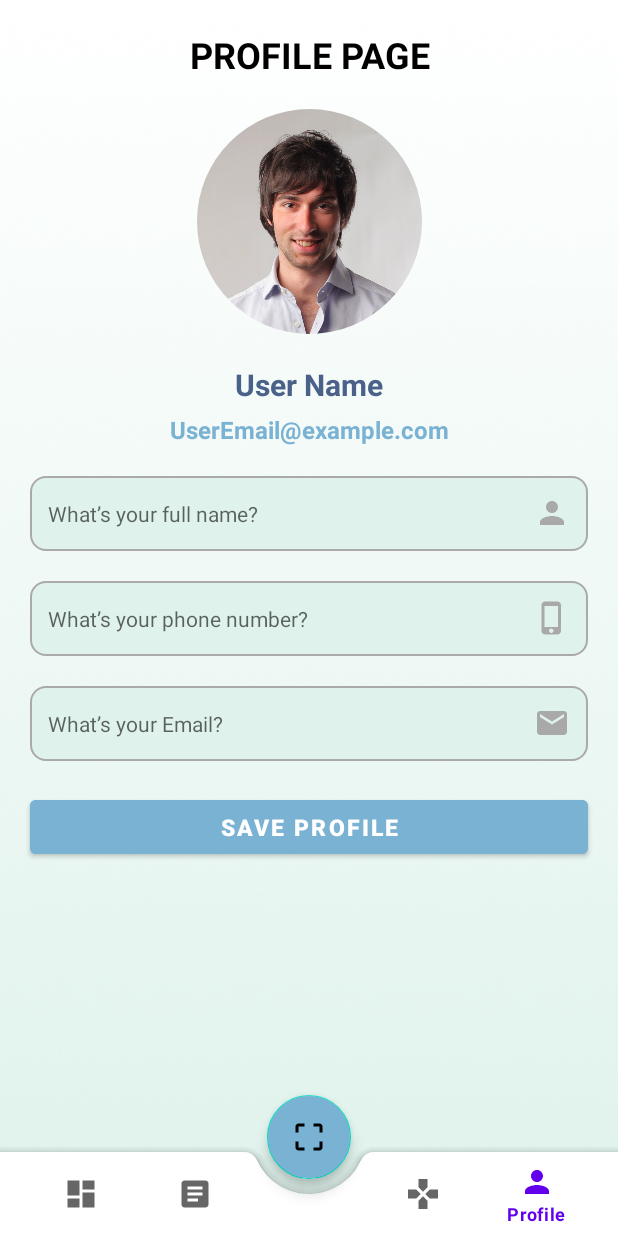
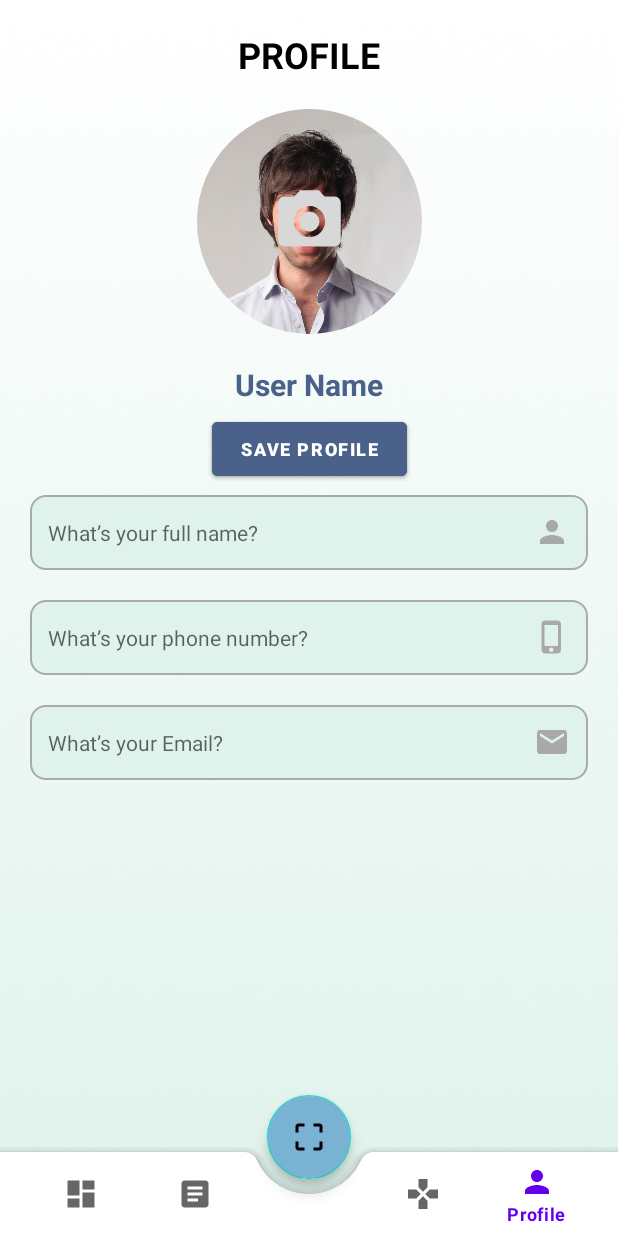
Before and after one commit to ignatio001/capstone-project-catloris, an Android app: the ProfileFragment screen opened through its navigation route, on a phone screen of 412 x 824 dp. Run offline under Robolectric (Android 15) with nearby library versions, the light colour scheme and no system bars; our stand-ins replace CircleImageView, navigation-ui; libraries missing offline, so code that uses them is left out: de.hdodenhof.circleimageview.

Commit message:
Update Edit Profile
Update Edit profile membuat edit profile tools

```diff
--- /dev/null
+++ b/app/src/main/res/drawable/ic_picture_edit_24.xml
@@ -0,0 +1,7 @@
+<vector xmlns:android="http://schemas.android.com/apk/res/android" android:height="50dp" android:tint="#D8D8D8" android:viewportHeight="24" android:viewportWidth="24" android:width="50dp">
+
+    <path android:fillColor="@android:color/white" android:pathData="M12,12m-3.2,0a3.2,3.2 0,1 1,6.4 0a3.2,3.2 0,1 1,-6.4 0"/>
+
+    <path android:fillColor="@android:color/white" android:pathData="M9,2L7.17,4L4,4c-1.1,0 -2,0.9 -2,2v12c0,1.1 0.9,2 2,2h16c1.1,0 2,-0.9 2,-2L22,6c0,-1.1 -0.9,-2 -2,-2h-3.17L15,2L9,2zM12,17c-2.76,0 -5,-2.24 -5,-5s2.24,-5 5,-5 5,2.24 5,5 -2.24,5 -5,5z"/>
+
+</vector>
--- a/app/src/main/res/layout/fragment_profile.xml
+++ b/app/src/main/res/layout/fragment_profile.xml
@@ -48,27 +48,57 @@
         app:layout_constraintStart_toStartOf="parent"
         app:layout_constraintTop_toBottomOf="@+id/dash_profile_pict" />
 
-    <TextView
-        android:id="@+id/profile_email"
-        android:layout_width="match_parent"
+    <Button
+        android:id="@+id/edit_profile"
+        android:layout_width="130dp"
         android:layout_height="wrap_content"
         android:layout_gravity="center_horizontal"
         android:textAlignment="center"
         android:layout_marginTop="5dp"
-        android:text="@string/useremail_example_com"
-        android:textColor="@color/color_3"
-        android:textSize="16sp"
+        android:text="@string/edit_profile_button"
+        android:textColor="@color/white"
+        android:textSize="12sp"
+        android:textStyle="bold"
+        android:backgroundTint="@color/color_4"
+        app:layout_constraintEnd_toEndOf="parent"
+        app:layout_constraintStart_toStartOf="parent"
+        app:layout_constraintTop_toBottomOf="@+id/profile_name" />
+
+    <Button
+        android:id="@+id/save_profile_button"
+        android:layout_width="130dp"
+        android:layout_height="wrap_content"
+        android:layout_marginTop="5dp"
+        android:backgroundTint="@color/color_4"
+        android:text="@string/save_profil_btn"
+        android:textColor="@color/white"
+        android:textSize="12sp"
         android:textStyle="bold"
         app:layout_constraintEnd_toEndOf="parent"
         app:layout_constraintStart_toStartOf="parent"
         app:layout_constraintTop_toBottomOf="@+id/profile_name" />
+
+    <ImageView
+        android:id="@+id/edit_picture_user"
+        android:layout_width="wrap_content"
+        android:layout_height="wrap_content"
+        android:layout_marginTop="70dp"
+        android:background="@drawable/tranparent"
+        android:contentDescription="@string/edit_profile_button"
+        android:src="@drawable/ic_picture_edit_24"
+        app:layout_constraintEnd_toEndOf="parent"
+        app:layout_constraintStart_toStartOf="parent"
+        app:layout_constraintTop_toBottomOf="@+id/title_profile_page" />
+
 
     <EditText
         android:id="@+id/full_name"
         android:layout_width="match_parent"
         android:layout_height="50dp"
         android:layout_gravity="center_horizontal"
-        android:layout_margin="20dp"
+        android:layout_marginTop="60dp"
+        android:layout_marginEnd="20dp"
+        android:layout_marginStart="20dp"
         android:background="@drawable/custom_input"
         android:drawableEnd="@drawable/ic_person_gray"
         android:hint="@string/full_name"
@@ -78,7 +108,7 @@
         android:textSize="14sp"
         app:layout_constraintEnd_toEndOf="parent"
         app:layout_constraintStart_toStartOf="parent"
-        app:layout_constraintTop_toBottomOf="@+id/profile_email" />
+        app:layout_constraintTop_toBottomOf="@+id/profile_name" />
 
     <EditText
         android:id="@+id/phone_number"
@@ -113,19 +143,7 @@
         app:layout_constraintStart_toStartOf="parent"
         app:layout_constraintTop_toBottomOf="@+id/phone_number" />
 
-    <Button
-        android:id="@+id/save_profile_button"
-        android:layout_width="match_parent"
-        android:layout_height="wrap_content"
-        android:layout_margin="20dp"
-        android:backgroundTint="@color/color_3"
-        android:text="@string/save_profile"
-        android:textColor="@color/white"
-        android:textSize="15sp"
-        android:textStyle="bold"
-        app:layout_constraintEnd_toEndOf="parent"
-        app:layout_constraintStart_toStartOf="parent"
-        app:layout_constraintTop_toBottomOf="@+id/email" />
+
 
 
 </androidx.constraintlayout.widget.ConstraintLayout>
--- a/app/src/main/res/values/strings.xml
+++ b/app/src/main/res/values/strings.xml
@@ -86,13 +86,13 @@
 
     <!--Profile-->
     <string name="user_name">User Name</string>
-    <string name="useremail_example_com">UserEmail@example.com</string>
+    <string name="edit_profile_button">Edit Profile</string>
     <string name="full_name">What’s your full name?</string>
     <string name="Phone_Number">What’s your phone number?</string>
     <string name="Email">What’s your Email?</string>
     <string name="save">save</string>
-    <string name="profile_page">PROFILE PAGE</string>
-    <string name="save_profile">Save Profile</string>
+    <string name="profile_page">PROFILE</string>
+    <string name="save_profil_btn">Save Profile</string>
 
     <!--BMI-->
     <string name="BMI">Body Mass Index Calculator</string>
```
